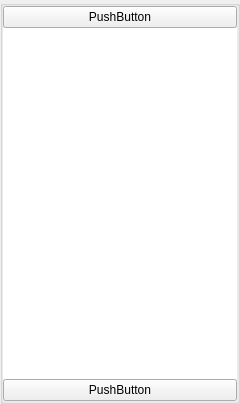
The window that GoTvApps/GoTvCommon/Forms/AppletHostJoinRequestList.ui (brettrjones-github/nolimitconnect) describes before a commit, drawn with Qt 5.
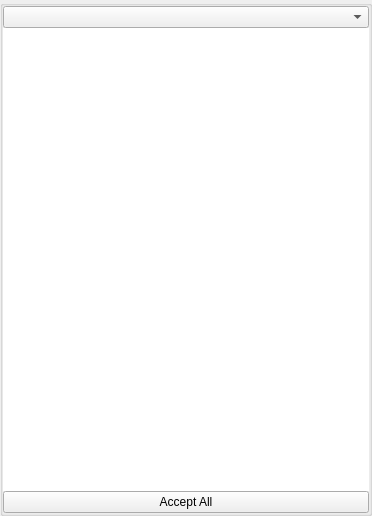
The same window after the commit. Custom widgets are drawn as their Qt base class.

Commit message: Add GuiUserBase and ListWidgetBase and AppletHostBase

Diff of the .ui file:
```diff
--- a/GoTvApps/GoTvCommon/Forms/AppletHostJoinRequestList.ui
+++ b/GoTvApps/GoTvCommon/Forms/AppletHostJoinRequestList.ui
@@ -9,8 +9,8 @@
    <rect>
     <x>0</x>
     <y>0</y>
-    <width>240</width>
-    <height>404</height>
+    <width>372</width>
+    <height>516</height>
    </rect>
   </property>
   <property name="sizePolicy">
@@ -84,7 +84,7 @@
        <number>0</number>
       </property>
       <item row="1" column="0">
-       <widget class="PersonOfferListWidget" name="m_PersonOfferItemList">
+       <widget class="HostJoinRequestListWidget" name="m_HostJoinRequestList">
         <property name="frameShape">
          <enum>QFrame::NoFrame</enum>
         </property>
@@ -111,20 +111,16 @@
         </property>
        </widget>
       </item>
-      <item row="0" column="0">
-       <widget class="QPushButton" name="pushButton">
-        <property name="text">
-         <string>PushButton</string>
-        </property>
-       </widget>
-      </item>
       <item row="2" column="0">
-       <widget class="QPushButton" name="pushButton_2">
+       <widget class="QPushButton" name="m_AcceptAllButton">
         <property name="text">
-         <string>PushButton</string>
+         <string>Accept All</string>
         </property>
        </widget>
       </item>
+      <item row="0" column="0">
+       <widget class="QComboBox" name="m_RequestStateComboBox"/>
+      </item>
      </layout>
     </widget>
    </item>
@@ -132,9 +128,9 @@
  </widget>
  <customwidgets>
   <customwidget>
-   <class>PersonOfferListWidget</class>
+   <class>HostJoinRequestListWidget</class>
    <extends>QListWidget</extends>
-   <header>PersonOfferListWidget.h</header>
+   <header>HostJoinRequestListWidget.h</header>
   </customwidget>
  </customwidgets>
  <resources/>
```
The commit also changes 45 other files.
